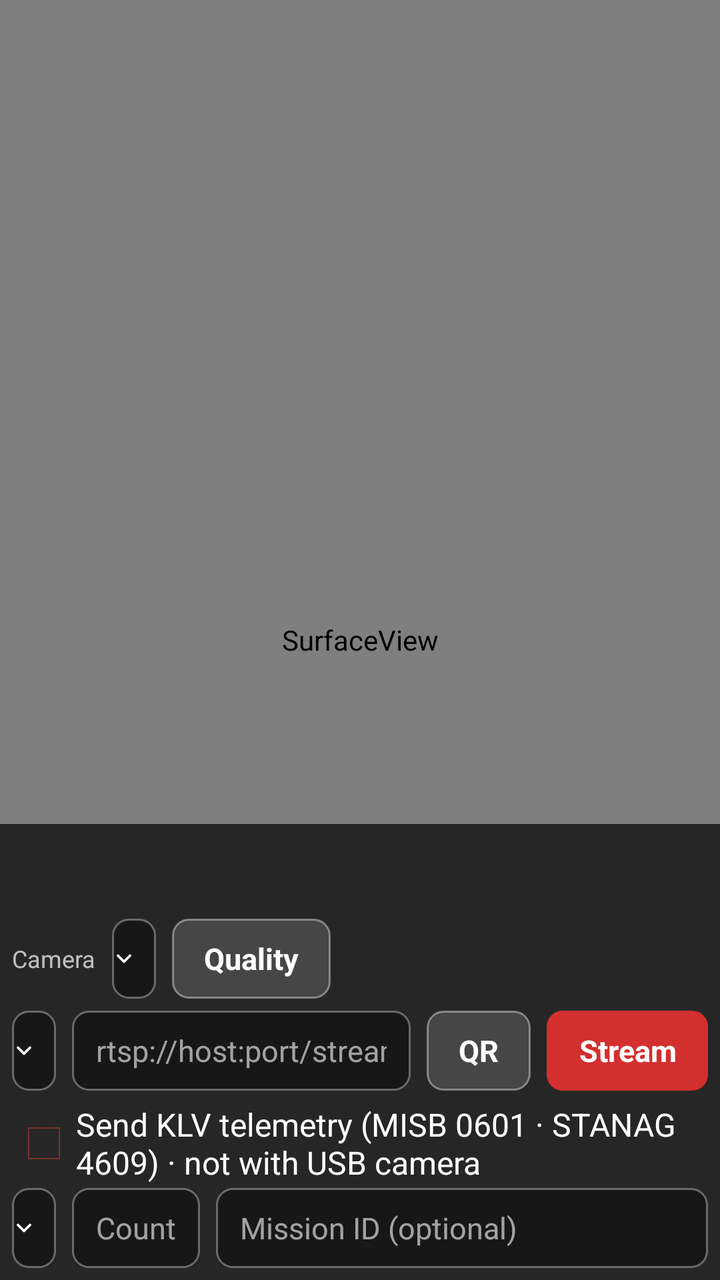
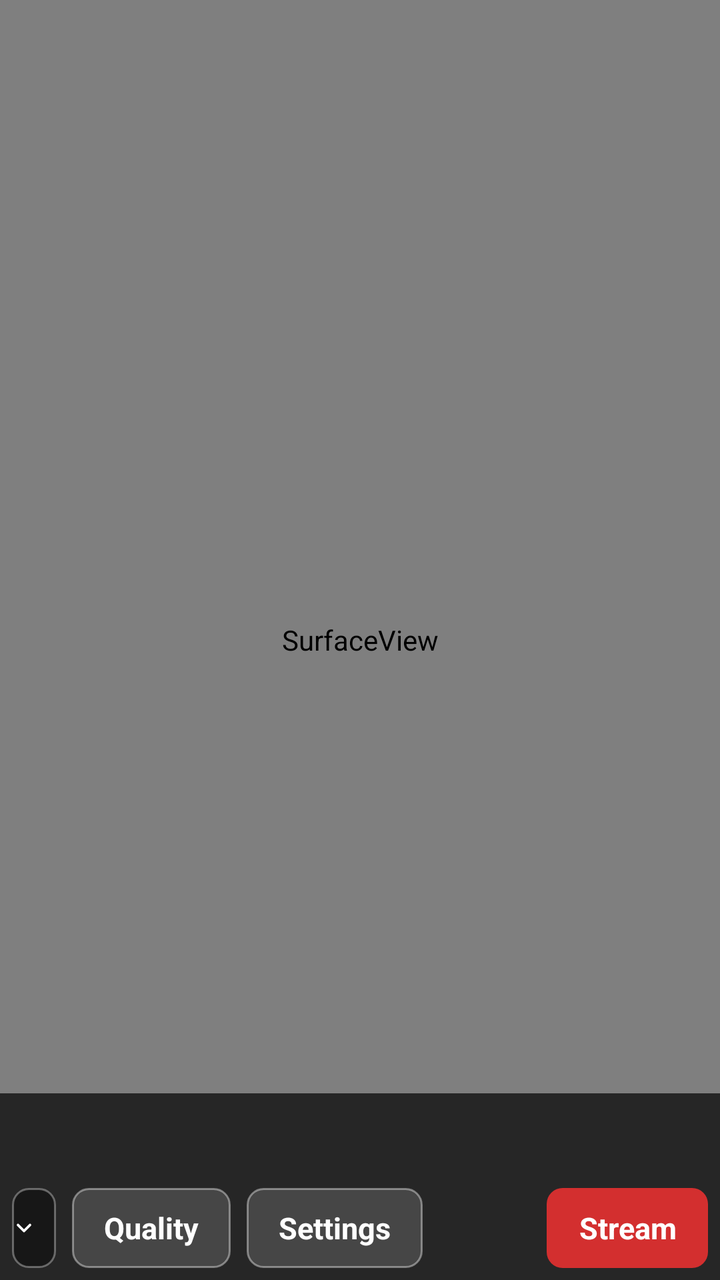

Two renders of the same Android screen: before a commit and after it. Below are the layout's source before the change and the commit's diff.
<!-- AndroidManifest.xml: application theme AppTheme -->
<!-- res/layout/main_layout.xml -->
<?xml version="1.0" encoding="utf-8"?>
<FrameLayout xmlns:android="http://schemas.android.com/apk/res/android"
    android:layout_width="match_parent"
    android:layout_height="match_parent">

    
    <SurfaceView
        android:id="@+id/preview_view"
        android:layout_width="match_parent"
        android:layout_height="match_parent" />

    
    <ScrollView
        android:layout_width="match_parent"
        android:layout_height="wrap_content"
        android:layout_gravity="bottom">

    <LinearLayout
        android:layout_width="match_parent"
        android:layout_height="wrap_content"
        android:orientation="vertical"
        android:background="#B3000000"
        android:padding="@dimen/auto_margin">

        <TextView
            android:id="@+id/status_text"
            android:layout_width="match_parent"
            android:layout_height="wrap_content"
            android:textColor="@color/status_neutral"
            android:textStyle="bold"
            android:paddingBottom="2dp" />

        
        <TextView
            android:id="@+id/mode_text"
            style="@style/IcuNgCaption"
            android:layout_width="match_parent"
            android:layout_height="wrap_content"
            android:paddingBottom="4dp" />

        
        <LinearLayout
            android:id="@+id/main_page"
            android:layout_width="match_parent"
            android:layout_height="wrap_content"
            android:orientation="vertical">

            <LinearLayout
                android:layout_width="match_parent"
                android:layout_height="wrap_content"
                android:orientation="horizontal">

                <TextView
                    android:layout_width="wrap_content"
                    android:layout_height="wrap_content"
                    android:layout_gravity="center_vertical"
                    android:text="@string/camera_caption"
                    style="@style/IcuNgCaption" />

                <Spinner
                    android:id="@+id/camera_spinner"
                    android:layout_width="wrap_content"
                    android:layout_height="wrap_content"
                    android:layout_marginStart="8dp"
                    style="@style/IcuNgSpinner" />

                <Button
                    android:id="@+id/quality_button"
                    android:layout_width="wrap_content"
                    android:layout_height="wrap_content"
                    android:layout_marginStart="8dp"
                    android:text="@string/quality_button"
                    style="@style/IcuNgButton.Secondary" />

            </LinearLayout>

            <LinearLayout
                android:layout_width="match_parent"
                android:layout_height="wrap_content"
                android:layout_marginTop="@dimen/auto_margin"
                android:orientation="horizontal">

                <Spinner
                    android:id="@+id/protocol_spinner"
                    android:layout_width="wrap_content"
                    android:layout_height="wrap_content"
                    style="@style/IcuNgSpinner" />

                <EditText
                    android:id="@+id/rtsp_url_input"
                    android:layout_width="0dp"
                    android:layout_height="wrap_content"
                    android:layout_weight="1"
                    android:layout_marginStart="8dp"
                    android:inputType="textUri"
                    android:hint="@string/url_hint"
                    style="@style/IcuNgField" />

                <Button
                    android:id="@+id/qr_button"
                    android:layout_width="wrap_content"
                    android:layout_height="wrap_content"
                    android:layout_marginStart="8dp"
                    android:text="@string/qr_button"
                    style="@style/IcuNgButton.Secondary" />

                <Button
                    android:id="@+id/stream_toggle_button"
                    android:layout_width="wrap_content"
                    android:layout_height="wrap_content"
                    android:layout_marginStart="8dp"
                    android:text="@string/start_stream"
                    style="@style/IcuNgButton.Primary" />

            </LinearLayout>

            <CheckBox
                android:id="@+id/klv_checkbox"
                android:layout_width="match_parent"
                android:layout_height="wrap_content"
                android:layout_marginTop="@dimen/auto_margin"
                android:text="@string/klv_checkbox"
                style="@style/IcuNgCheckBox" />

            
            <LinearLayout
                android:id="@+id/klv_marking_row"
                android:layout_width="match_parent"
                android:layout_height="wrap_content"
                android:layout_marginTop="2dp"
                android:orientation="horizontal"
                android:gravity="center_vertical">

                <Spinner
                    android:id="@+id/klv_classification_spinner"
                    android:layout_width="wrap_content"
                    android:layout_height="wrap_content"
                    style="@style/IcuNgSpinner" />

                <EditText
                    android:id="@+id/klv_country_input"
                    android:layout_width="64dp"
                    android:layout_height="wrap_content"
                    android:layout_marginStart="8dp"
                    android:inputType="textCapCharacters|textNoSuggestions"
                    android:maxLength="3"
                    android:hint="@string/klv_country_hint"
                    style="@style/IcuNgField" />

                <EditText
                    android:id="@+id/klv_mission_input"
                    android:layout_width="0dp"
                    android:layout_height="wrap_content"
                    android:layout_weight="1"
                    android:layout_marginStart="8dp"
                    android:inputType="text|textNoSuggestions"
                    android:maxLength="64"
                    android:hint="@string/klv_mission_hint"
                    style="@style/IcuNgField" />

            </LinearLayout>

            <CheckBox
                android:id="@+id/trust_all_certs_checkbox"
                android:layout_width="match_parent"
                android:layout_height="wrap_content"
                android:layout_marginTop="@dimen/auto_margin"
                android:text="@string/trust_all_certs"
                style="@style/IcuNgCheckBox"
                android:visibility="gone" />

            <LinearLayout
                android:id="@+id/srt_encryption_row"
                android:layout_width="match_parent"
                android:layout_height="wrap_content"
                android:layout_marginTop="@dimen/auto_margin"
                android:orientation="vertical"
                android:visibility="gone">

                <TextView
                    android:layout_width="match_parent"
                    android:layout_height="wrap_content"
                    android:text="@string/srt_passphrase_caption"
                    style="@style/IcuNgCaption" />

                <LinearLayout
                    android:layout_width="match_parent"
                    android:layout_height="wrap_content"
                    android:layout_marginTop="2dp"
                    android:orientation="horizontal">

                    <EditText
                        android:id="@+id/srt_passphrase_input"
                        android:layout_width="0dp"
                        android:layout_height="wrap_content"
                        android:layout_weight="1"
                        android:inputType="textPassword"
                        android:hint="@string/srt_passphrase_hint"
                        style="@style/IcuNgField" />

                    <TextView
                        android:layout_width="wrap_content"
                        android:layout_height="wrap_content"
                        android:layout_marginStart="8dp"
                        android:layout_gravity="center_vertical"
                        android:text="@string/srt_encryption_caption"
                        style="@style/IcuNgCaption" />

                    <Spinner
                        android:id="@+id/srt_encryption_spinner"
                        android:layout_width="wrap_content"
                        android:layout_height="wrap_content"
                        android:layout_marginStart="8dp"
                        style="@style/IcuNgSpinner" />

                </LinearLayout>

            </LinearLayout>

        </LinearLayout>

        
        <LinearLayout
            android:id="@+id/quality_page"
            android:layout_width="match_parent"
            android:layout_height="wrap_content"
            android:orientation="vertical"
            android:visibility="gone">

            
            <LinearLayout
                android:layout_width="match_parent"
                android:layout_height="wrap_content"
                android:orientation="horizontal"
                android:gravity="center_vertical">

                <Button
                    android:id="@+id/quality_back_button"
                    android:layout_width="wrap_content"
                    android:layout_height="wrap_content"
                    android:text="@string/back_button"
                    style="@style/IcuNgButton.Secondary" />

                <TextView
                    android:layout_width="wrap_content"
                    android:layout_height="wrap_content"
                    android:layout_marginStart="12dp"
                    android:text="@string/quality_title"
                    android:textColor="#FFFFFF"
                    android:textSize="15sp"
                    android:textStyle="bold" />

            </LinearLayout>

            
            <LinearLayout
                android:layout_width="match_parent"
                android:layout_height="wrap_content"
                android:layout_marginTop="@dimen/auto_margin"
                android:orientation="horizontal"
                android:gravity="center_vertical">

                <TextView
                    android:layout_width="wrap_content"
                    android:layout_height="wrap_content"
                    android:text="@string/codec_caption"
                    style="@style/IcuNgCaption" />

                <Spinner
                    android:id="@+id/codec_spinner"
                    android:layout_width="wrap_content"
                    android:layout_height="wrap_content"
                    android:layout_marginStart="6dp"
                    style="@style/IcuNgSpinner" />

                <TextView
                    android:layout_width="wrap_content"
                    android:layout_height="wrap_content"
                    android:layout_marginStart="12dp"
                    android:text="@string/resolution_caption"
                    style="@style/IcuNgCaption" />

                <Spinner
                    android:id="@+id/resolution_spinner"
                    android:layout_width="wrap_content"
                    android:layout_height="wrap_content"
                    android:layout_marginStart="6dp"
                    style="@style/IcuNgSpinner" />

            </LinearLayout>

            
            <LinearLayout
                android:layout_width="match_parent"
                android:layout_height="wrap_content"
                android:layout_marginTop="8dp"
                android:orientation="horizontal"
                android:gravity="center_vertical">

                <TextView
                    android:layout_width="wrap_content"
                    android:layout_height="wrap_content"
                    android:text="@string/fps_caption"
                    style="@style/IcuNgCaption" />

                <Spinner
                    android:id="@+id/fps_spinner"
                    android:layout_width="wrap_content"
                    android:layout_height="wrap_content"
                    android:layout_marginStart="6dp"
                    style="@style/IcuNgSpinner" />

                <TextView
                    android:layout_width="wrap_content"
                    android:layout_height="wrap_content"
                    android:layout_marginStart="12dp"
                    android:text="@string/bitrate_caption"
                    style="@style/IcuNgCaption" />

                <Spinner
                    android:id="@+id/bitrate_spinner"
                    android:layout_width="wrap_content"
                    android:layout_height="wrap_content"
                    android:layout_marginStart="6dp"
                    style="@style/IcuNgSpinner" />

            </LinearLayout>

            <CheckBox
                android:id="@+id/adaptive_bitrate_checkbox"
                android:layout_width="match_parent"
                android:layout_height="wrap_content"
                android:layout_marginTop="8dp"
                android:text="@string/adaptive_bitrate_checkbox"
                style="@style/IcuNgCheckBox" />

            <CheckBox
                android:id="@+id/microphone_checkbox"
                android:layout_width="match_parent"
                android:layout_height="wrap_content"
                android:layout_marginTop="4dp"
                android:text="@string/microphone_checkbox"
                style="@style/IcuNgCheckBox" />

            <CheckBox
                android:id="@+id/record_checkbox"
                android:layout_width="match_parent"
                android:layout_height="wrap_content"
                android:layout_marginTop="4dp"
                android:text="@string/record_checkbox"
                style="@style/IcuNgCheckBox" />

            <CheckBox
                android:id="@+id/server_feed_checkbox"
                android:layout_width="match_parent"
                android:layout_height="wrap_content"
                android:layout_marginTop="4dp"
                android:text="@string/server_feed_checkbox"
                style="@style/IcuNgCheckBox" />

            <TextView
                android:layout_width="match_parent"
                android:layout_height="wrap_content"
                android:layout_marginTop="6dp"
                android:text="@string/quality_note"
                style="@style/IcuNgCaption" />

        </LinearLayout>

    </LinearLayout>

    </ScrollView>

</FrameLayout>
<!-- resources referenced by this layout -->
<resources>
  <color name="status_neutral">@color/white</color>
  <dimen name="auto_margin">6dp</dimen>
  <string name="adaptive_bitrate_checkbox">Adaptive bitrate (reduces if network is constrained)</string>
  <string name="back_button">← Back</string>
  <string name="bitrate_caption">Bitrate</string>
  <string name="camera_caption">Camera</string>
  <string name="codec_caption">Codec</string>
  <string name="fps_caption">FPS</string>
  <string name="klv_checkbox">Send KLV telemetry (MISB 0601 · STANAG 4609) · not with USB camera</string>
  <string name="klv_country_hint">Country</string>
  <string name="klv_mission_hint">Mission ID (optional)</string>
  <string name="microphone_checkbox">Microphone</string>
  <string name="qr_button" translatable="false">QR</string>
  <string name="quality_button">Quality</string>
  <string name="quality_note">Resolution, fps and codec apply when streaming starts; bitrate and microphone, immediately.</string>
  <string name="quality_title">Quality Settings</string>
  <string name="record_checkbox">Also record on the phone (Movies/ICU NG)</string>
  <string name="resolution_caption">Resolution</string>
  <string name="server_feed_checkbox">List in the TAK Server\'s Video Feed Manager</string>
  <string name="srt_encryption_caption">Encryption</string>
  <string name="srt_passphrase_caption">10-79 characters · empty = unencrypted</string>
  <string name="srt_passphrase_hint">SRT passphrase</string>
  <string name="start_stream">Stream</string>
  <string name="trust_all_certs">Trust all certificates (testing/LAN only)</string>
  <string name="url_hint">rtsp://host:port/stream</string>
  <style name="IcuNgButton.Primary">
          <item name="android:background">@drawable/btn_primary</item>
      </style>
  <style name="IcuNgButton.Secondary">
          <item name="android:background">@drawable/btn_secondary</item>
      </style>
  <style name="IcuNgCaption">
          <item name="android:textColor">#B3FFFFFF</item>
          <item name="android:textSize">12sp</item>
      </style>
  <style name="IcuNgCheckBox" parent="@android:style/Widget.CompoundButton.CheckBox">
          <item name="android:textColor">#FFFFFF</item>
          <item name="android:buttonTint">#F44336</item>
      </style>
  <style name="IcuNgSpinner" parent="@android:style/Widget.Spinner">
          <item name="android:background">@drawable/spinner_bg</item>
          <item name="android:minHeight">40dp</item>
          <item name="android:paddingLeft">4dp</item>
          <item name="android:paddingRight">28dp</item>
          <item name="android:spinnerMode">dropdown</item>
          <item name="android:popupBackground">#EEEEEE</item>
      </style>
  <color name="white">#ffffff</color>
  <!-- drawable spinner_bg (drawable) -->
  <?xml version="1.0" encoding="utf-8"?>
  <layer-list xmlns:android="http://schemas.android.com/apk/res/android"
      xmlns:tools="http://schemas.android.com/tools"
      tools:targetApi="23">
      <item android:drawable="@drawable/field_bg" />
      <item
          android:drawable="@drawable/ic_chevron"
          android:gravity="end|center_vertical"
          android:right="10dp" />
  </layer-list>
  <style name="ATAKSpinner" parent="@android:style/Widget.Spinner">
          <item name="android:spinnerMode">dialog</item>
      </style>
  <style name="ATAKSpinnerItem">
          <item name="android:textColor">@android:color/white</item>
          <item name="android:dropDownVerticalOffset">0dip</item>
          <item name="android:dropDownHorizontalOffset">0dip</item>
          <item name="android:dropDownWidth">wrap_content</item>
          <item name="android:gravity">left|center_vertical</item>
      </style>
  <style name="ATAKEditText" parent="@android:style/Widget.EditText">
          
          
  
          
          <item name="android:imeOptions">flagNoFullscreen</item>
      </style>
  <!-- unchanged entries left out for length: 6 -->
</resources>

<!-- the commit's change to res/layout/main_layout.xml (unified diff, before → after) -->
@@ -43,42 +43,85 @@
             android:id="@+id/main_page"
             android:layout_width="match_parent"
             android:layout_height="wrap_content"
-            android:orientation="vertical">
-
-            <LinearLayout
-                android:layout_width="match_parent"
-                android:layout_height="wrap_content"
-                android:orientation="horizontal">
-
-                <TextView
-                    android:layout_width="wrap_content"
-                    android:layout_height="wrap_content"
-                    android:layout_gravity="center_vertical"
-                    android:text="@string/camera_caption"
-                    style="@style/IcuNgCaption" />
-
-                <Spinner
-                    android:id="@+id/camera_spinner"
-                    android:layout_width="wrap_content"
-                    android:layout_height="wrap_content"
-                    android:layout_marginStart="8dp"
-                    style="@style/IcuNgSpinner" />
+            android:orientation="horizontal"
+            android:gravity="center_vertical">
+
+            <Spinner
+                android:id="@+id/camera_spinner"
+                android:layout_width="wrap_content"
+                android:layout_height="wrap_content"
+                style="@style/IcuNgSpinner" />
+
+            <Button
+                android:id="@+id/quality_button"
+                android:layout_width="wrap_content"
+                android:layout_height="wrap_content"
+                android:layout_marginStart="8dp"
+                android:text="@string/quality_button"
+                style="@style/IcuNgButton.Secondary" />
+
+            <Button
+                android:id="@+id/settings_button"
+                android:layout_width="wrap_content"
+                android:layout_height="wrap_content"
+                android:layout_marginStart="8dp"
+                android:text="@string/settings_button"
+                style="@style/IcuNgButton.Secondary" />
+
+            
+            <View
+                android:layout_width="0dp"
+                android:layout_height="1dp"
+                android:layout_weight="1" />
+
+            <Button
+                android:id="@+id/stream_toggle_button"
+                android:layout_width="wrap_content"
+                android:layout_height="wrap_content"
+                android:layout_marginStart="8dp"
+                android:text="@string/start_stream"
+                style="@style/IcuNgButton.Primary" />
+
+        </LinearLayout>
+
+        
+        <LinearLayout
+            android:id="@+id/settings_page"
+            android:layout_width="match_parent"
+            android:layout_height="wrap_content"
+            android:orientation="vertical"
+            android:visibility="gone">
+
+            <LinearLayout
+                android:layout_width="match_parent"
+                android:layout_height="wrap_content"
+                android:orientation="horizontal"
+                android:gravity="center_vertical">
 
                 <Button
-                    android:id="@+id/quality_button"
-                    android:layout_width="wrap_content"
-                    android:layout_height="wrap_content"
-                    android:layout_marginStart="8dp"
-                    android:text="@string/quality_button"
+                    android:id="@+id/settings_back_button"
+                    android:layout_width="wrap_content"
+                    android:layout_height="wrap_content"
+                    android:text="@string/back_button"
                     style="@style/IcuNgButton.Secondary" />
 
+                <TextView
+                    android:layout_width="wrap_content"
+                    android:layout_height="wrap_content"
+                    android:layout_marginStart="12dp"
+                    android:text="@string/settings_title"
+                    android:textColor="#FFFFFF"
+                    android:textSize="15sp"
+                    android:textStyle="bold" />
+
             </LinearLayout>
 
             <LinearLayout
                 android:layout_width="match_parent"
                 android:layout_height="wrap_content"
                 android:layout_marginTop="@dimen/auto_margin"
-                android:orientation="horizontal">
+                android:orientation="horizontal"
+                android:gravity="center_vertical">
 
                 <Spinner
                     android:id="@+id/protocol_spinner"
@@ -104,13 +147,6 @@
                     android:text="@string/qr_button"
                     style="@style/IcuNgButton.Secondary" />
 
-                <Button
-                    android:id="@+id/stream_toggle_button"
-                    android:layout_width="wrap_content"
-                    android:layout_height="wrap_content"
-                    android:layout_marginStart="8dp"
-                    android:text="@string/start_stream"
-                    style="@style/IcuNgButton.Primary" />
 
             </LinearLayout>
 
@@ -217,6 +253,7 @@
 
             </LinearLayout>
 
+
         </LinearLayout>
 
         
<!-- resource entries referenced after the edit -->
@@ -5,7 +5,6 @@
   <string name="adaptive_bitrate_checkbox">Adaptive bitrate (reduces if network is constrained)</string>
   <string name="back_button">← Back</string>
   <string name="bitrate_caption">Bitrate</string>
-  <string name="camera_caption">Camera</string>
   <string name="codec_caption">Codec</string>
   <string name="fps_caption">FPS</string>
   <string name="klv_checkbox">Send KLV telemetry (MISB 0601 · STANAG 4609) · not with USB camera</string>
@@ -19,6 +18,8 @@
   <string name="record_checkbox">Also record on the phone (Movies/ICU NG)</string>
   <string name="resolution_caption">Resolution</string>
   <string name="server_feed_checkbox">List in the TAK Server\'s Video Feed Manager</string>
+  <string name="settings_button">Settings</string>
+  <string name="settings_title">Connection and KLV</string>
   <string name="srt_encryption_caption">Encryption</string>
   <string name="srt_passphrase_caption">10-79 characters · empty = unencrypted</string>
   <string name="srt_passphrase_hint">SRT passphrase</string>
